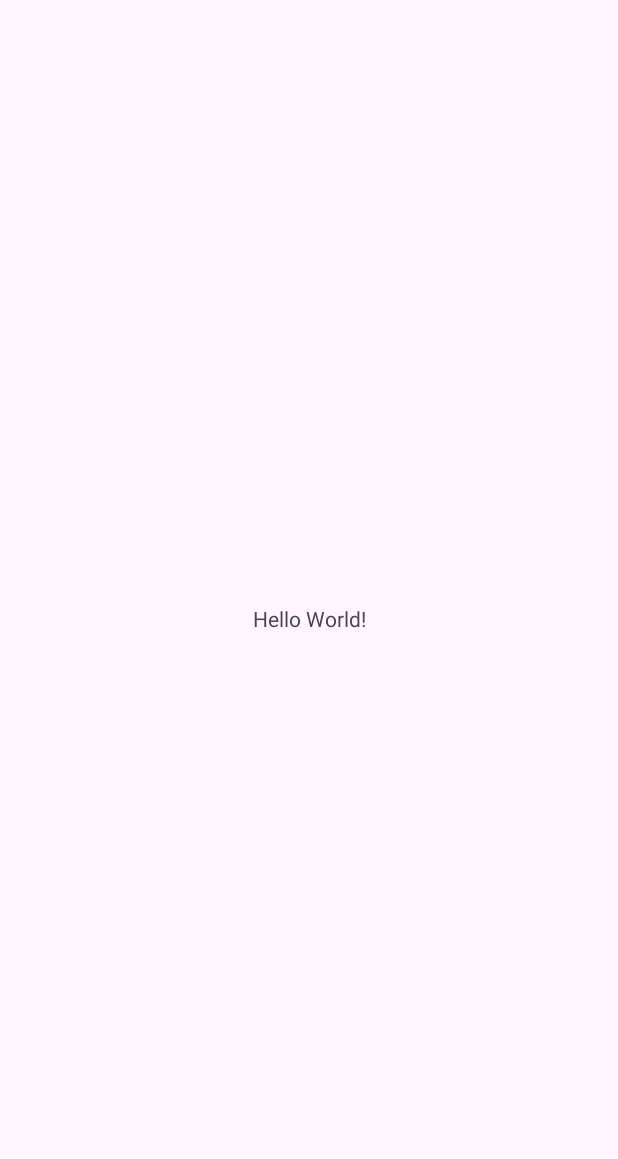
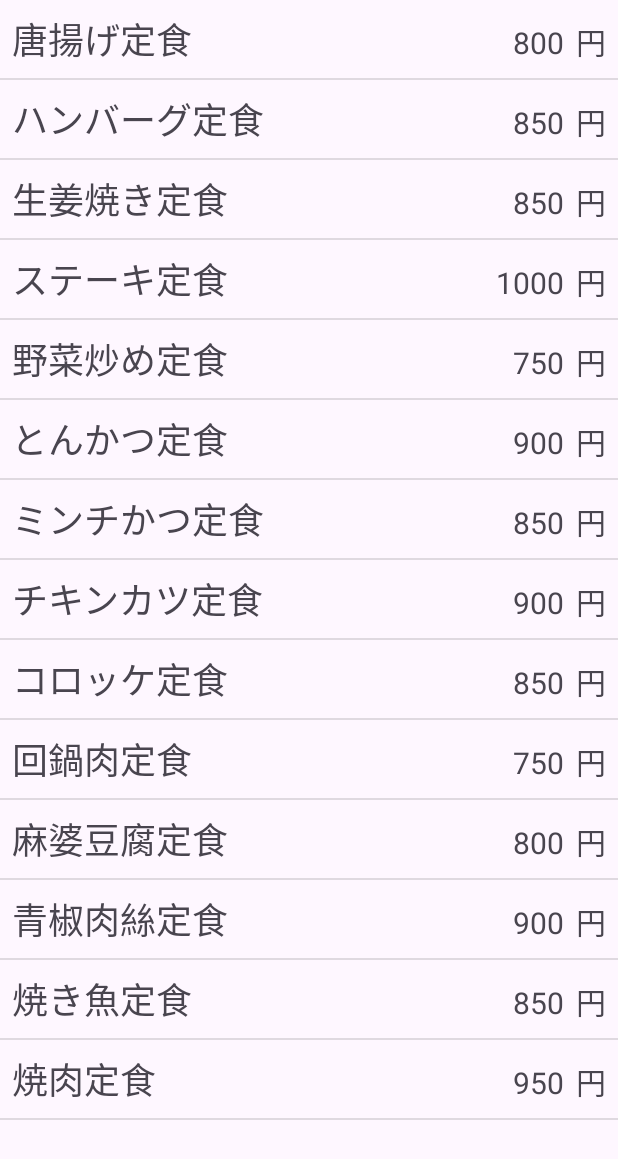
Before and after one commit to itc-s22030/Android1, an Android app: the screen it shows after launch (MainActivity), on a phone screen of 412 x 824 dp. Before the commit the part shown is almost empty. Shown: the top 1159 px of the screen. Run offline under Robolectric (Android 15) with nearby library versions, the phone set to English and light mode, and no system bars.

Commit message:
7.1 終わり

```diff
--- a/IntentSample/app/src/main/java/jp/ac/it_college/std/s22030/intentsample/MainActivity.kt
+++ b/IntentSample/app/src/main/java/jp/ac/it_college/std/s22030/intentsample/MainActivity.kt
@@ -2,10 +2,28 @@ package jp.ac.it_college.std.s22030.intentsample
 
 import androidx.appcompat.app.AppCompatActivity
 import android.os.Bundle
+import androidx.recyclerview.widget.DividerItemDecoration
+import androidx.recyclerview.widget.LinearLayoutManager
+import jp.ac.it_college.std.s22030.intentsample.databinding.ActivityMainBinding
 
 class MainActivity : AppCompatActivity() {
+    private lateinit var binding: ActivityMainBinding
     override fun onCreate(savedInstanceState: Bundle?) {
         super.onCreate(savedInstanceState)
-        setContentView(R.layout.activity_main)
+        binding = ActivityMainBinding.inflate(layoutInflater)
+        setContentView(binding.root)
+
+        binding.lvMenu.apply {
+            // アダプタとデータをセット
+            adapter = MenuListAdapter(menuList)
+
+            // RecyclerView の表示に関する設定
+            LinearLayoutManager(this@MainActivity).let {
+                // 直線的に並べる
+                layoutManager = it
+                // 区切り線を並べる方向に合わせて表示する
+                addItemDecoration(DividerItemDecoration(this@MainActivity, it.orientation))
+            }
+        }
     }
 }
--- /dev/null
+++ b/IntentSample/app/src/main/java/jp/ac/it_college/std/s22030/intentsample/Menu.kt
@@ -0,0 +1,20 @@
+package jp.ac.it_college.std.s22030.intentsample
+
+data class Menu(val name: String, val price: Int)
+
+val menuList = listOf(
+    Menu("唐揚げ定食", 800),
+    Menu("ハンバーグ定食", 850),
+    Menu("生姜焼き定食", 850),
+    Menu("ステーキ定食", 1000),
+    Menu("野菜炒め定食", 750),
+    Menu("とんかつ定食", 900),
+    Menu("ミンチかつ定食", 850),
+    Menu("チキンカツ定食", 900),
+    Menu("コロッケ定食", 850),
+    Menu("回鍋肉定食", 750),
+    Menu("麻婆豆腐定食", 800),
+    Menu("青椒肉絲定食", 900),
+    Menu("焼き魚定食", 850),
+    Menu("焼肉定食", 950),
+)
--- /dev/null
+++ b/IntentSample/app/src/main/java/jp/ac/it_college/std/s22030/intentsample/MenuListAdapter.kt
@@ -0,0 +1,29 @@
+package jp.ac.it_college.std.s22030.intentsample
+
+import android.view.LayoutInflater
+import android.view.ViewGroup
+import androidx.recyclerview.widget.RecyclerView
+import jp.ac.it_college.std.s22030.intentsample.databinding.MenuRowBinding
+
+class MenuListAdapter(private val data: List<Menu>)
+    : RecyclerView.Adapter<MenuListAdapter.ViewHolder>(){
+    class ViewHolder(val binding: MenuRowBinding) : RecyclerView.ViewHolder(binding.root)
+
+    override fun onCreateViewHolder(parent: ViewGroup, viewType: Int): ViewHolder =
+        ViewHolder(
+            MenuRowBinding.inflate(
+            LayoutInflater.from(parent.context), parent, false
+            )
+        )
+    override fun getItemCount(): Int = data.size
+
+    override fun onBindViewHolder(holder: ViewHolder, position: Int) {
+        val menu = data[position]
+        holder.binding.apply {
+            tvName.text = menu.name
+            tvPrice.text = menu.price.toString()
+        }
+    }
+
+
+}
--- a/IntentSample/app/src/main/res/layout/activity_main.xml
+++ b/IntentSample/app/src/main/res/layout/activity_main.xml
@@ -6,13 +6,12 @@
     android:layout_height="match_parent"
     tools:context=".MainActivity">
 
-    <TextView
-        android:layout_width="wrap_content"
-        android:layout_height="wrap_content"
-        android:text="Hello World!"
+    <androidx.recyclerview.widget.RecyclerView
+        android:id="@+id/lvMenu"
+        android:layout_width="0dp"
+        android:layout_height="0dp"
         app:layout_constraintBottom_toBottomOf="parent"
         app:layout_constraintEnd_toEndOf="parent"
         app:layout_constraintStart_toStartOf="parent"
         app:layout_constraintTop_toTopOf="parent" />
-
 </androidx.constraintlayout.widget.ConstraintLayout>
--- /dev/null
+++ b/IntentSample/app/src/main/res/layout/menu_row.xml
@@ -0,0 +1,40 @@
+<?xml version="1.0" encoding="utf-8"?>
+<androidx.constraintlayout.widget.ConstraintLayout xmlns:android="http://schemas.android.com/apk/res/android"
+    xmlns:app="http://schemas.android.com/apk/res-auto"
+    xmlns:tools="http://schemas.android.com/tools"
+    android:layout_width="match_parent"
+    android:layout_height="wrap_content">
+
+    <TextView
+        android:id="@+id/tvName"
+        android:layout_width="wrap_content"
+        android:layout_height="wrap_content"
+        android:layout_marginStart="8dp"
+        android:layout_marginTop="8dp"
+        android:layout_marginBottom="8dp"
+        android:textSize="24sp"
+        app:layout_constraintBottom_toBottomOf="parent"
+        app:layout_constraintStart_toStartOf="parent"
+        app:layout_constraintTop_toTopOf="parent"
+        tools:text="唐揚げ定食" />
+
+    <TextView
+        android:id="@+id/tvYen"
+        android:layout_width="wrap_content"
+        android:layout_height="wrap_content"
+        android:layout_marginEnd="8dp"
+        android:text="@string/tv_Yen"
+        android:textSize="20sp"
+        app:layout_constraintBaseline_toBaselineOf="@+id/tvName"
+        app:layout_constraintEnd_toEndOf="parent" />
+
+    <TextView
+        android:id="@+id/tvPrice"
+        android:layout_width="wrap_content"
+        android:layout_height="wrap_content"
+        android:layout_marginEnd="8dp"
+        android:textSize="20sp"
+        app:layout_constraintBaseline_toBaselineOf="@+id/tvName"
+        app:layout_constraintEnd_toStartOf="@+id/tvYen"
+        tools:text="850" />
+</androidx.constraintlayout.widget.ConstraintLayout>
--- a/IntentSample/app/src/main/res/values/strings.xml
+++ b/IntentSample/app/src/main/res/values/strings.xml
@@ -1,3 +1,7 @@
 <resources>
-    <string name="app_name">IntentSample</string>
+    <string name="app_name">画面遷移サンプル</string>
+    <string name="tv_thx_title">注文完了</string>
+    <string name="tv_thx_desc">以下のメニューのご注文を受け付けました。 \nご注文ありがとうございます。</string>
+    <string name="bt_thx_back">リストに戻る</string>
+    <string name="tv_Yen">円</string>
 </resources>
```
